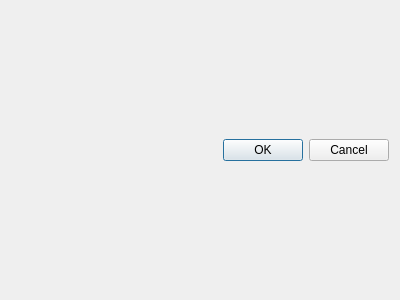
Old version of the form SIM-VICUS/src/SVImportPDFDialog.ui in the repository Brockaaa/SIM-VICUS.
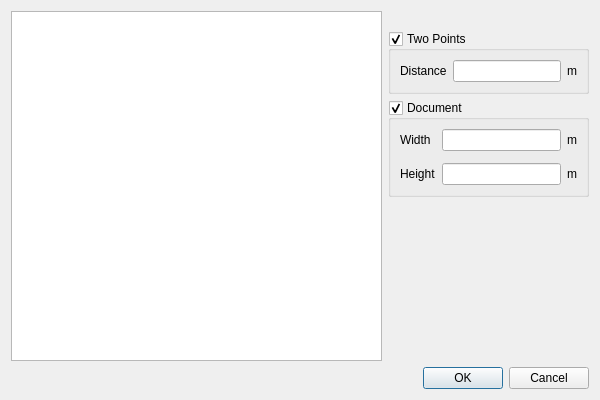
New version of the form. Custom widgets are drawn as their Qt base class.

Commit message: further work on PDF Import Dialog, now using ImageMagick for image and pdf import

The edit to the form file:
```diff
--- a/SIM-VICUS/src/SVImportPDFDialog.ui
+++ b/SIM-VICUS/src/SVImportPDFDialog.ui
@@ -6,16 +6,185 @@
    <rect>
     <x>0</x>
     <y>0</y>
-    <width>400</width>
-    <height>300</height>
+    <width>600</width>
+    <height>400</height>
    </rect>
   </property>
+  <property name="sizePolicy">
+   <sizepolicy hsizetype="Expanding" vsizetype="Expanding">
+    <horstretch>0</horstretch>
+    <verstretch>0</verstretch>
+   </sizepolicy>
+  </property>
   <property name="windowTitle">
    <string>Dialog</string>
   </property>
-  <layout class="QVBoxLayout" name="verticalLayout">
+  <layout class="QVBoxLayout" name="verticalLayout" stretch="1,0">
+   <item>
+    <layout class="QHBoxLayout" name="horizontalLayout" stretch="1,0">
+     <item>
+      <widget class="SVImportPDFDialogGraphicsView" name="graphicsView">
+       <property name="verticalScrollBarPolicy">
+        <enum>Qt::ScrollBarPolicy::ScrollBarAlwaysOff</enum>
+       </property>
+       <property name="horizontalScrollBarPolicy">
+        <enum>Qt::ScrollBarPolicy::ScrollBarAlwaysOff</enum>
+       </property>
+      </widget>
+     </item>
+     <item>
+      <layout class="QVBoxLayout" name="verticalLayoutSidebar" stretch="0,0,0,1">
+       <item>
+        <widget class="QLabel" name="labelInstructUser">
+         <property name="maximumSize">
+          <size>
+           <width>500</width>
+           <height>16777215</height>
+          </size>
+         </property>
+         <property name="text">
+          <string/>
+         </property>
+         <property name="wordWrap">
+          <bool>true</bool>
+         </property>
+        </widget>
+       </item>
+       <item>
+        <widget class="QGroupBox" name="groupBoxTwoPoints">
+         <property name="sizePolicy">
+          <sizepolicy hsizetype="Minimum" vsizetype="Minimum">
+           <horstretch>0</horstretch>
+           <verstretch>0</verstretch>
+          </sizepolicy>
+         </property>
+         <property name="maximumSize">
+          <size>
+           <width>500</width>
+           <height>16777215</height>
+          </size>
+         </property>
+         <property name="title">
+          <string>Two Points</string>
+         </property>
+         <property name="checkable">
+          <bool>true</bool>
+         </property>
+         <layout class="QGridLayout" name="gridLayout">
+          <item row="0" column="2">
+           <widget class="QLabel" name="labelDistanceUnit">
+            <property name="text">
+             <string>m</string>
+            </property>
+           </widget>
+          </item>
+          <item row="0" column="0">
+           <widget class="QLabel" name="labelDistance">
+            <property name="text">
+             <string>Distance</string>
+            </property>
+           </widget>
+          </item>
+          <item row="0" column="1">
+           <widget class="QtExt::ValidatingLineEdit" name="lineEditDistance"/>
+          </item>
+         </layout>
+        </widget>
+       </item>
+       <item>
+        <widget class="QGroupBox" name="groupBoxDocument">
+         <property name="sizePolicy">
+          <sizepolicy hsizetype="Minimum" vsizetype="Minimum">
+           <horstretch>0</horstretch>
+           <verstretch>0</verstretch>
+          </sizepolicy>
+         </property>
+         <property name="maximumSize">
+          <size>
+           <width>500</width>
+           <height>16777215</height>
+          </size>
+         </property>
+         <property name="title">
+          <string>Document</string>
+         </property>
+         <property name="checkable">
+          <bool>true</bool>
+         </property>
+         <layout class="QGridLayout" name="gridLayout_3" columnstretch="0,0,0">
+          <property name="verticalSpacing">
+           <number>12</number>
+          </property>
+          <item row="0" column="0">
+           <widget class="QLabel" name="labelWidth">
+            <property name="text">
+             <string>Width</string>
+            </property>
+           </widget>
+          </item>
+          <item row="0" column="2">
+           <widget class="QLabel" name="labelWidthUnit">
+            <property name="text">
+             <string>m</string>
+            </property>
+           </widget>
+          </item>
+          <item row="0" column="1">
+           <widget class="QtExt::ValidatingLineEdit" name="lineEditWidth">
+            <property name="readOnly">
+             <bool>true</bool>
+            </property>
+           </widget>
+          </item>
+          <item row="1" column="0">
+           <widget class="QLabel" name="labelHeight">
+            <property name="text">
+             <string>Height</string>
+            </property>
+           </widget>
+          </item>
+          <item row="1" column="2">
+           <widget class="QLabel" name="labelUnitHeight">
+            <property name="text">
+             <string>m</string>
+            </property>
+           </widget>
+          </item>
+          <item row="1" column="1">
+           <widget class="QtExt::ValidatingLineEdit" name="lineEditHeight">
+            <property name="readOnly">
+             <bool>true</bool>
+            </property>
+           </widget>
+          </item>
+         </layout>
+        </widget>
+       </item>
+       <item>
+        <spacer name="verticalSpacer">
+         <property name="orientation">
+          <enum>Qt::Orientation::Vertical</enum>
+         </property>
+         <property name="sizeHint" stdset="0">
+          <size>
+           <width>20</width>
+           <height>40</height>
+          </size>
+         </property>
+        </spacer>
+       </item>
+      </layout>
+     </item>
+    </layout>
+   </item>
    <item>
     <widget class="QDialogButtonBox" name="buttonBox">
+     <property name="sizePolicy">
+      <sizepolicy hsizetype="MinimumExpanding" vsizetype="Fixed">
+       <horstretch>0</horstretch>
+       <verstretch>0</verstretch>
+      </sizepolicy>
+     </property>
      <property name="orientation">
       <enum>Qt::Horizontal</enum>
      </property>
@@ -26,6 +195,21 @@
    </item>
   </layout>
  </widget>
+ <customwidgets>
+  <customwidget>
+   <class>SVImportPDFDialogGraphicsView</class>
+   <extends>QGraphicsView</extends>
+   <header location="global">SVImportPDFDialogGraphicsView.h</header>
+  </customwidget>
+  <customwidget>
+   <class>QtExt::ValidatingLineEdit</class>
+   <extends>QLineEdit</extends>
+   <header location="global">QtExt_ValidatingLineEdit.h</header>
+   <slots>
+    <signal>editingFinishedSuccessfully()</signal>
+   </slots>
+  </customwidget>
+ </customwidgets>
  <resources/>
  <connections>
   <connection>
```
Left out of the diff: 4 changed lines with no effect on the pictures. The commit also changes 5 other files.
